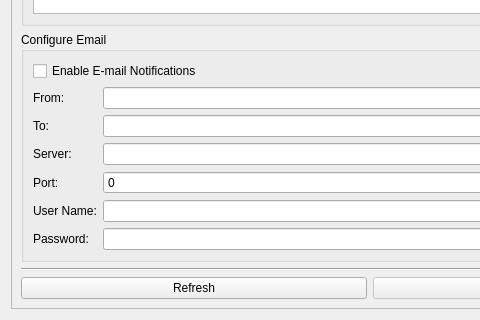
Above: src/brickv/plugin_system/plugins/red/ui/red_tab_settings_server_monitoring.ui from Tinkerforge/brickv before the change; both pictures show x 0 to 480 and y 296 to 616 of the 739 by 616 pixel window. Below: the same form after it.
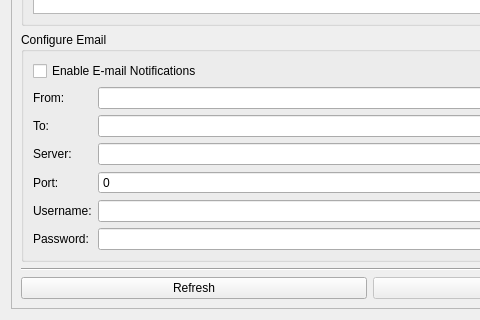
That is the form after the change.

Commit message: red-brick: Unify spelling of username

Diff of the .ui file:
```diff
--- a/src/brickv/plugin_system/plugins/red/ui/red_tab_settings_server_monitoring.ui
+++ b/src/brickv/plugin_system/plugins/red/ui/red_tab_settings_server_monitoring.ui
@@ -124,7 +124,7 @@
           <item row="5" column="0">
            <widget class="QLabel" name="label_sm_email_username">
             <property name="text">
-             <string>User Name:</string>
+             <string>Username:</string>
             </property>
            </widget>
           </item>
```
